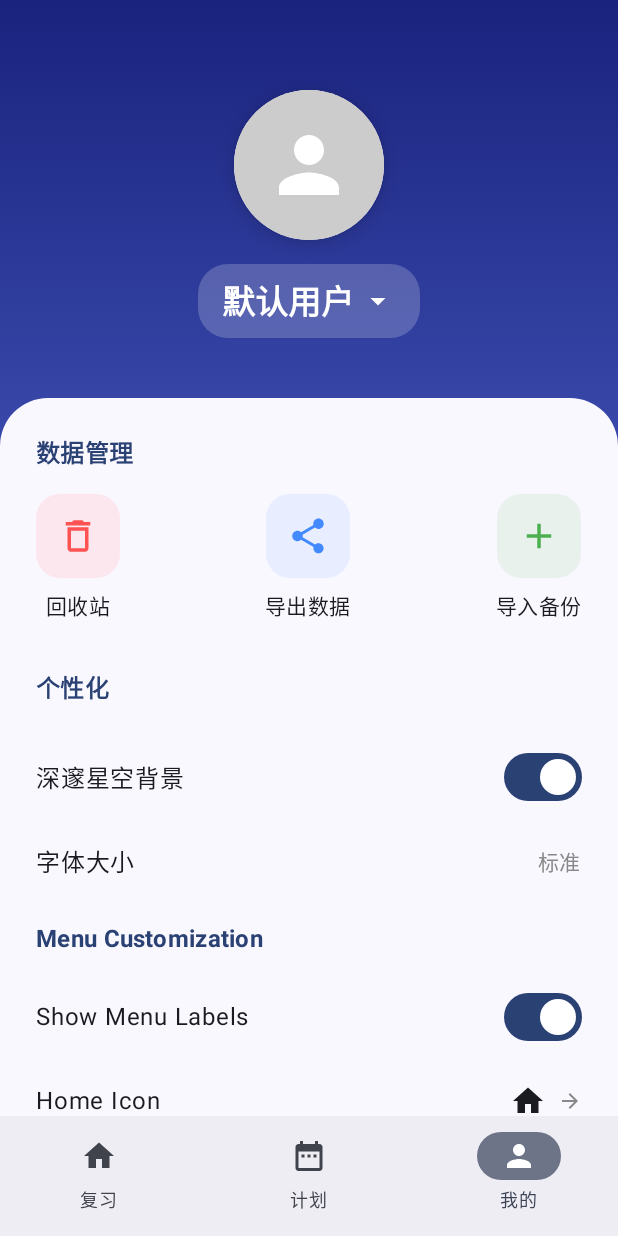
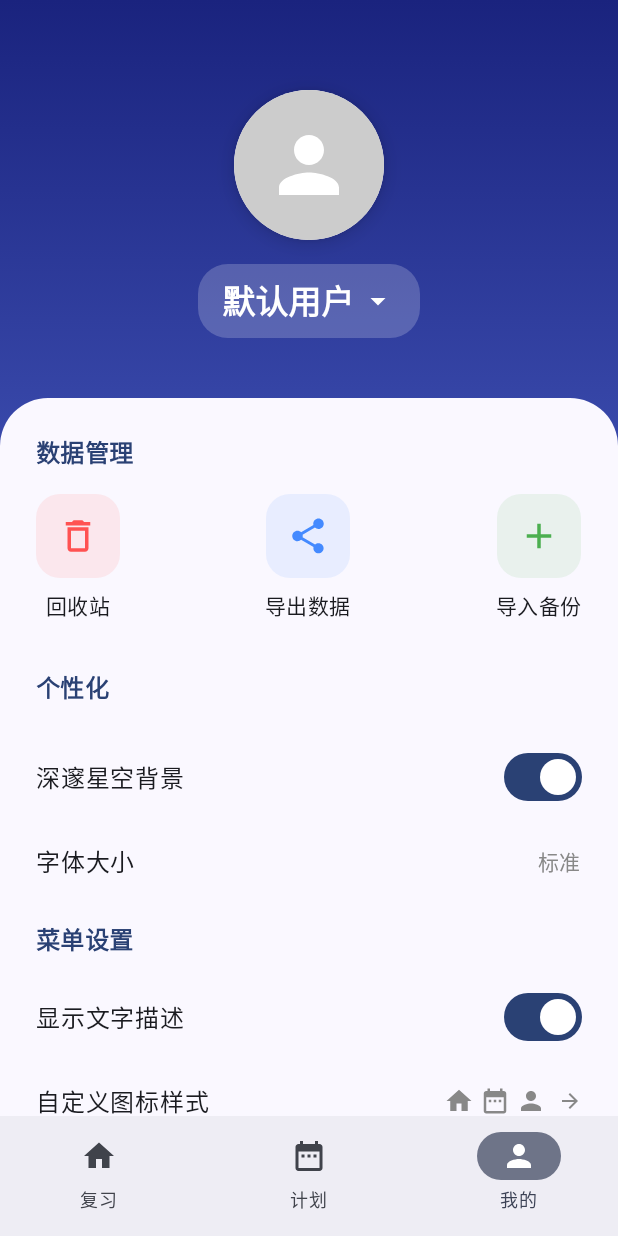
Before and after one commit to raink2026/EbbinghausReviewer, an Android app built with Jetpack Compose: the screen it shows after launch (MainActivity), item 3 of the bottom bar chosen, on a phone screen of 412 x 824 dp. Run offline under Robolectric (Android 15) with nearby library versions, the phone set to English and light mode, and no system bars; our stand-ins replace Room's generated code; 1 statement that could not run was skipped.

Commit message:
feat: aggregate menu icon settings and localize icon selection

```diff
--- a/app/src/main/java/com/ebbinghaus/review/ui/ProfileScreen.kt
+++ b/app/src/main/java/com/ebbinghaus/review/ui/ProfileScreen.kt
@@ -260,34 +260,58 @@ fun MenuCustomizationSection(
     currentUser: User?,
     onUpdateSettings: (Boolean?, String?, String?, String?) -> Unit
 ) {
-    var showIconPicker by remember { mutableStateOf<String?>(null) } // "home", "plan", "profile" or null
+    var showCustomizeDialog by remember { mutableStateOf(false) }
 
     if (currentUser != null) {
         Spacer(modifier = Modifier.height(16.dp))
-        Text("Menu Customization", style = MaterialTheme.typography.titleMedium, fontWeight = FontWeight.Bold, color = MaterialTheme.colorScheme.primary)
+        Text(stringResource(R.string.menu_settings), style = MaterialTheme.typography.titleMedium, fontWeight = FontWeight.Bold, color = MaterialTheme.colorScheme.primary)
         Spacer(modifier = Modifier.height(8.dp))
 
         SettingSwitchItem(
-            title = "Show Menu Labels",
+            title = stringResource(R.string.show_menu_labels),
             checked = currentUser.showMenuLabels,
             onCheckedChange = { onUpdateSettings(it, null, null, null) }
         )
 
-        MenuItemSetting(
-            label = "Home Icon",
-            iconName = currentUser.homeIcon,
-            onClick = { showIconPicker = "home" }
+        // Aggregated Item for Icons
+        Row(
+            modifier = Modifier
+                .fillMaxWidth()
+                .clickable { showCustomizeDialog = true }
+                .padding(vertical = 12.dp),
+            horizontalArrangement = Arrangement.SpaceBetween,
+            verticalAlignment = Alignment.CenterVertically
+        ) {
+            Text(stringResource(R.string.customize_icons), style = MaterialTheme.typography.bodyLarge)
+            Row(verticalAlignment = Alignment.CenterVertically) {
+                // Show mini previews
+                Icon(AppIcons.getIcon(currentUser.homeIcon, Icons.Default.Home), contentDescription = null, modifier = Modifier.size(20.dp), tint = Color.Gray)
+                Spacer(modifier = Modifier.width(4.dp))
+                Icon(AppIcons.getIcon(currentUser.planIcon, Icons.Default.DateRange), contentDescription = null, modifier = Modifier.size(20.dp), tint = Color.Gray)
+                Spacer(modifier = Modifier.width(4.dp))
+                Icon(AppIcons.getIcon(currentUser.profileIcon, Icons.Default.Person), contentDescription = null, modifier = Modifier.size(20.dp), tint = Color.Gray)
+                Spacer(modifier = Modifier.width(8.dp))
+                Icon(Icons.Default.ArrowForward, contentDescription = null, tint = Color.Gray, modifier = Modifier.size(16.dp))
+            }
+        }
+
+        if (showCustomizeDialog) {
+            MenuIconsConfigurationDialog(
+                currentUser = currentUser,
+                onUpdateSettings = onUpdateSettings,
+                onDismiss = { showCustomizeDialog = false }
             )
-        MenuItemSetting(
-            label = "Plan Icon",
-            iconName = currentUser.planIcon,
-            onClick = { showIconPicker = "plan" }
-        )
-        MenuItemSetting(
-            label = "Profile Icon",
-            iconName = currentUser.profileIcon,
-            onClick = { showIconPicker = "profile" }
-        )
+        }
+    }
+}
+
+@Composable
+fun MenuIconsConfigurationDialog(
+    currentUser: User,
+    onUpdateSettings: (Boolean?, String?, String?, String?) -> Unit,
+    onDismiss: () -> Unit
+) {
+    var showIconPicker by remember { mutableStateOf<String?>(null) } // "home", "plan", "profile"
 
     if (showIconPicker != null) {
         IconPickerDialog(
@@ -307,7 +331,33 @@ fun MenuCustomizationSection(
             },
             onDismiss = { showIconPicker = null }
         )
+    } else {
+        AlertDialog(
+            onDismissRequest = onDismiss,
+            title = { Text(stringResource(R.string.customize_icons)) },
+            text = {
+                Column {
+                    MenuItemSetting(
+                        label = stringResource(R.string.icon_home),
+                        iconName = currentUser.homeIcon,
+                        onClick = { showIconPicker = "home" }
+                    )
+                    MenuItemSetting(
+                        label = stringResource(R.string.icon_plan),
+                        iconName = currentUser.planIcon,
+                        onClick = { showIconPicker = "plan" }
+                    )
+                    MenuItemSetting(
+                        label = stringResource(R.string.icon_profile),
+                        iconName = currentUser.profileIcon,
+                        onClick = { showIconPicker = "profile" }
+                    )
                 }
+            },
+            confirmButton = {
+                TextButton(onClick = onDismiss) { Text(stringResource(R.string.close)) }
+            }
+        )
     }
 }
 
@@ -334,6 +384,35 @@ fun MenuItemSetting(label: String, iconName: String, onClick: () -> Unit) {
     }
 }
 
+private val IconNameTranslation = mapOf(
+    "Home" to "首页",
+    "DateRange" to "日历",
+    "Person" to "用户",
+    "Star" to "星标",
+    "Settings" to "设置",
+    "Menu" to "菜单",
+    "Info" to "信息",
+    "Favorite" to "收藏",
+    "Search" to "搜索",
+    "Edit" to "编辑",
+    "List" to "列表",
+    "Notifications" to "通知",
+    "CheckCircle" to "完成",
+    "Face" to "表情",
+    "AccountCircle" to "账户",
+    "Home (Outlined)" to "首页 (描边)",
+    "DateRange (Outlined)" to "日历 (描边)",
+    "Person (Outlined)" to "用户 (描边)",
+    "Star (Outlined)" to "星标 (描边)",
+    "Settings (Outlined)" to "设置 (描边)",
+    "Info (Outlined)" to "信息 (描边)",
+    "Favorite (Outlined)" to "收藏 (描边)",
+    "Edit (Outlined)" to "编辑 (描边)",
+    "List (Outlined)" to "列表 (描边)",
+    "Face (Outlined)" to "表情 (描边)",
+    "AccountCircle (Outlined)" to "账户 (描边)"
+)
+
 @Composable
 fun IconPickerDialog(
     currentIconName: String,
@@ -342,16 +421,16 @@ fun IconPickerDialog(
 ) {
     AlertDialog(
         onDismissRequest = onDismiss,
-        title = { Text("Select Icon") },
+        title = { Text(stringResource(R.string.select_icon)) },
         text = {
             LazyColumn(
                 modifier = Modifier.height(300.dp), // Limit height
                 verticalArrangement = Arrangement.spacedBy(8.dp)
             ) {
-                // Group by style/type could be nice, but simple list for now
                 val icons = AppIcons.AvailableIcons.toList()
                 items(icons.size) { index ->
                     val (name, icon) = icons[index]
+                    val displayName = IconNameTranslation[name] ?: name
                     Row(
                         modifier = Modifier
                             .fillMaxWidth()
@@ -366,13 +445,13 @@ fun IconPickerDialog(
                     ) {
                         Icon(icon, contentDescription = null, modifier = Modifier.size(24.dp))
                         Spacer(modifier = Modifier.width(16.dp))
-                        Text(name)
+                        Text(displayName)
                     }
                 }
             }
         },
         confirmButton = {
-            TextButton(onClick = onDismiss) { Text("Cancel") }
+            TextButton(onClick = onDismiss) { Text(stringResource(R.string.cancel)) }
         }
     )
 }
--- a/app/src/main/res/values/strings.xml
+++ b/app/src/main/res/values/strings.xml
@@ -58,4 +58,13 @@
     <string name="restored_from_trash">已恢复到复习列表</string>
     <string name="deleted_permanently">已彻底删除，无法找回</string>
     <string name="snoozed">已推迟 10 分钟</string>
+
+    <!-- Menu Customization -->
+    <string name="menu_settings">菜单设置</string>
+    <string name="show_menu_labels">显示文字描述</string>
+    <string name="customize_icons">自定义图标样式</string>
+    <string name="icon_home">复习图标</string>
+    <string name="icon_plan">计划图标</string>
+    <string name="icon_profile">我的图标</string>
+    <string name="select_icon">选择图标</string>
 </resources>
```
Lines whose indentation alone changed are shown as unchanged.
